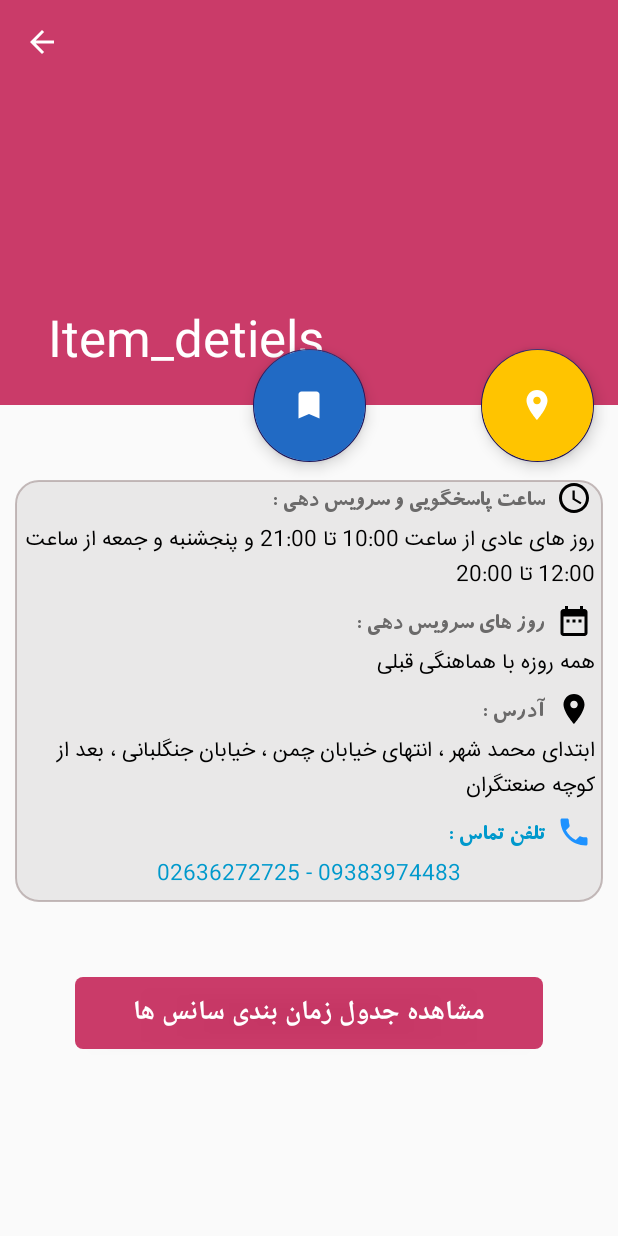
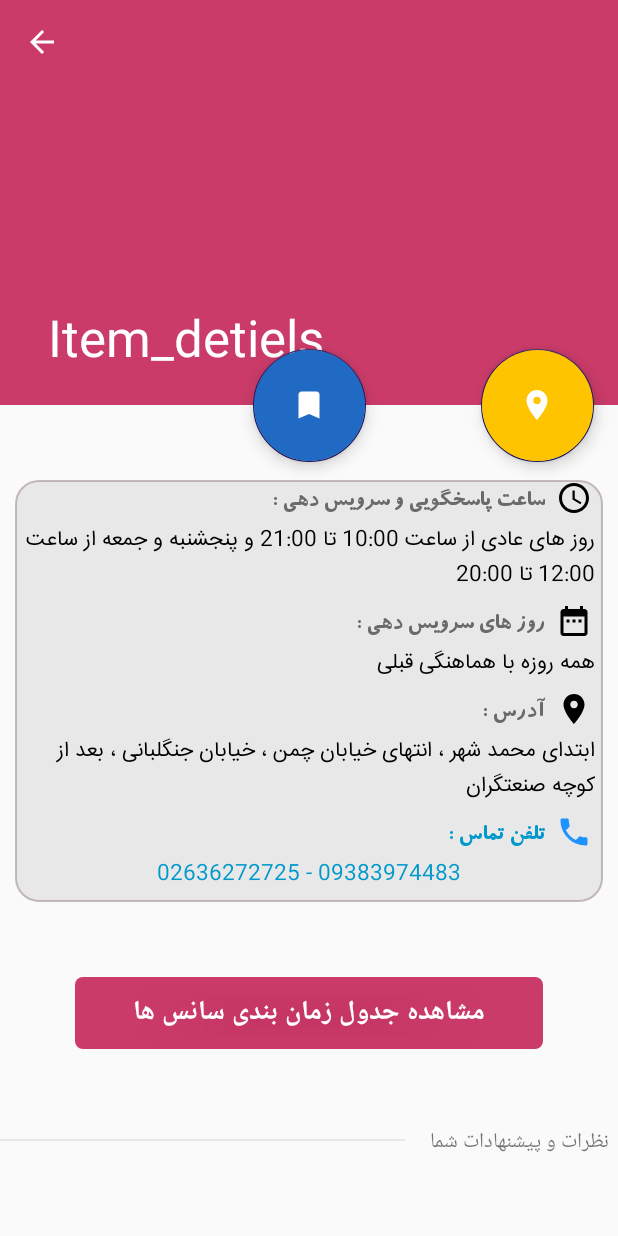
Before and after one commit to Amin397/Sport-Cup, an Android app: the Item_detiels screen opened directly, with no data from a screen before it, on a phone screen of 412 x 824 dp. Run offline under Robolectric (Android 15) with nearby library versions, the phone set to English and light mode, and no system bars.

Commit message:
last update

```diff
--- a/app/src/main/res/layout/content_item_detiels.xml
+++ b/app/src/main/res/layout/content_item_detiels.xml
@@ -184,10 +184,36 @@
             android:layout_margin="@dimen/margin_50dp"
             android:textColor="@color/color_withe"
             android:textStyle="bold"
+            android:id="@+id/btn_show_table_sans_id"
             android:textSize="@dimen/textsize_18sp"
             android:textAlignment="center"
             android:background="@drawable/back_button_reserv"
             android:layout_height="wrap_content" />
 
+        <LinearLayout
+            android:layout_width="match_parent"
+            android:orientation="horizontal"
+            android:weightSum="1"
+            android:layout_marginRight="@dimen/margin_5dp"
+            android:layout_below="@id/btn_show_table_sans_id"
+            android:layout_height="wrap_content">
+
+            <View
+                android:layout_weight="0.94"
+                android:layout_width="0dp"
+                android:layout_height="1dp"
+                android:layout_marginTop="@dimen/margin_10dp"
+                android:background="@color/gray_color"/>
+
+
+            <TextView
+                android:layout_weight="0.06"
+                android:text="@string/comments"
+                android:id="@+id/txt_com"
+                android:layout_width="wrap_content"
+                android:layout_height="wrap_content"/>
+
+        </LinearLayout>
+
     </RelativeLayout>
 </android.support.v4.widget.NestedScrollView>
--- a/app/src/main/res/values/strings.xml
+++ b/app/src/main/res/values/strings.xml
@@ -124,4 +124,5 @@
     <string name="address_content">ابتدای محمد شهر ، انتهای خیابان چمن ، خیابان جنگلبانی ، بعد از کوچه صنعتگران</string>
     <string name="phone">تلفن تماس :</string>
     <string name="show_table">مشاهده جدول زمان بندی سانس ها</string>
+    <string name="comments">نظرات و پیشنهادات شما</string>
 </resources>
```
